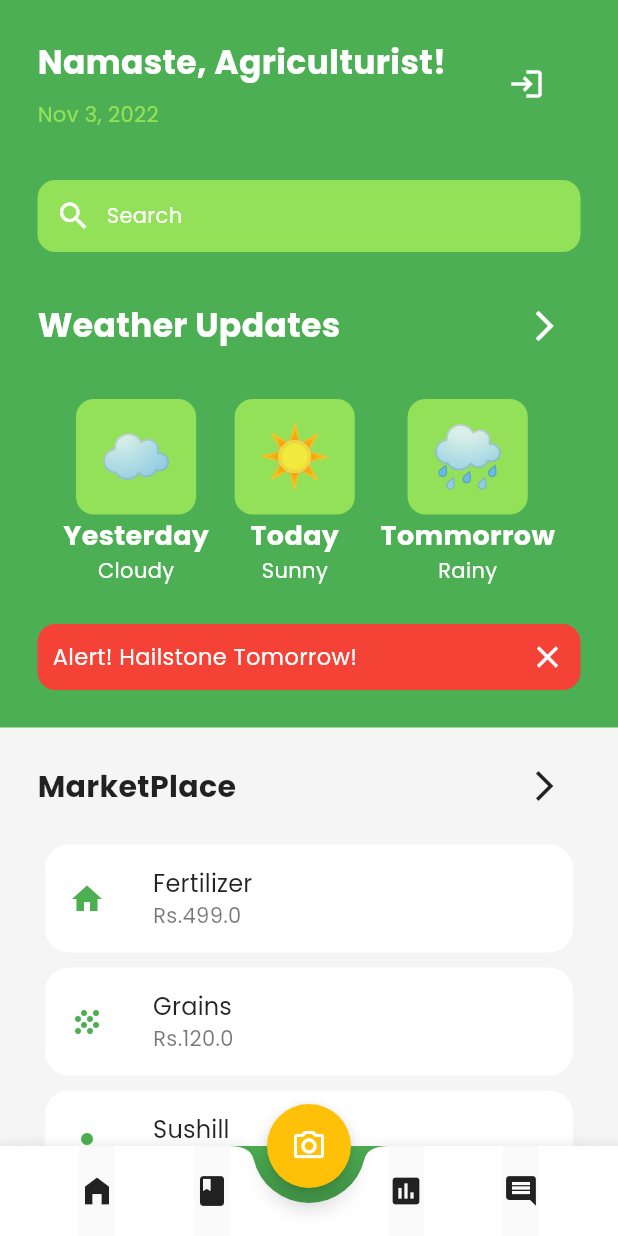
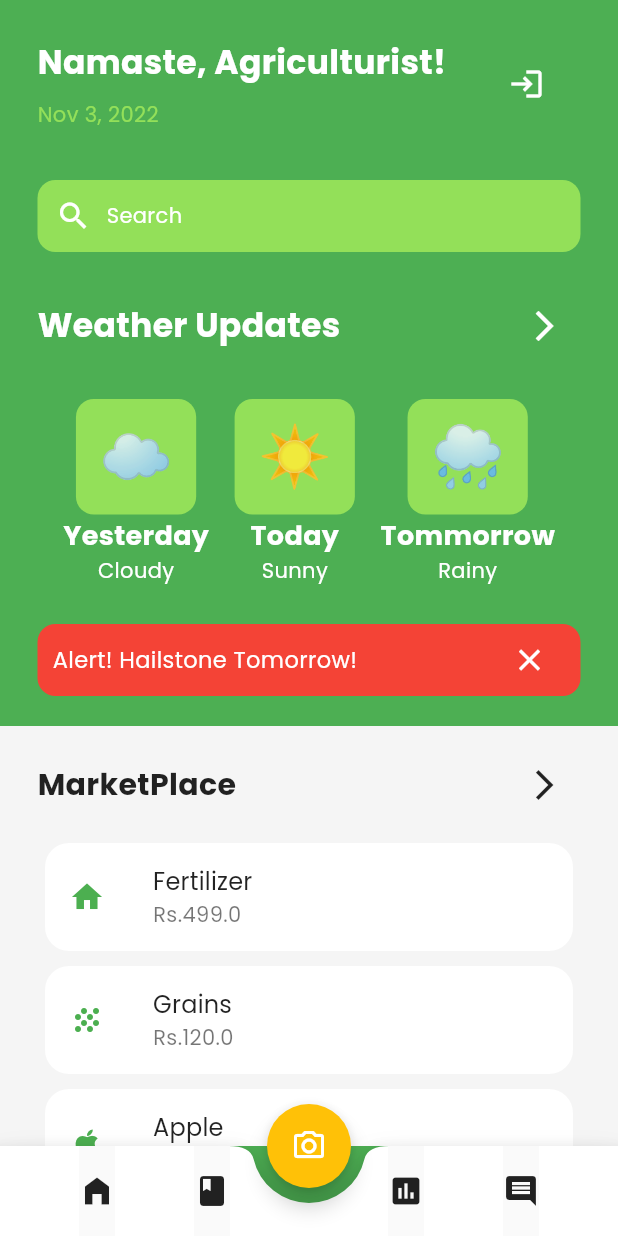
Before and after one commit to krishtimil/agrify, a Flutter app: the screen it shows after launch, on a phone screen of 412 x 824 dp. Run offline on Flutter 3.47's test engine with Material 2 defaults, Android fonts, the phone set to English and light mode, and no system bars; our stand-ins replace animated_text_kit, cloud_firestore, firebase_auth, firebase_core, firebase_storage, google_fonts and 1 more; missing offline and left inert: beautiful_ui_components, bulleted_list, flutter_glow; accounts and stored records are empty.

Commit message:
Added State to Home

```diff
--- a/agrify/lib/ui/screens/home.dart
+++ b/agrify/lib/ui/screens/home.dart
@@ -177,13 +177,20 @@ class _MyHomeState extends State<MyHome> {
   }
 }
 
-class HomePage extends StatelessWidget {
+class HomePage extends StatefulWidget {
   final bool isLoggedIn;
 
   const HomePage({
     Key? key,
     required this.isLoggedIn,
   }) : super(key: key);
+
+  @override
+  State<HomePage> createState() => _HomePageState();
+}
+
+class _HomePageState extends State<HomePage> {
+  bool isClosed = false;
 
   @override
   Widget build(BuildContext context) {
@@ -202,7 +209,7 @@ class HomePage extends StatelessWidget {
                   crossAxisAlignment: CrossAxisAlignment.start,
                   children: [
                     Text(
-                      'Namaste, ${isLoggedIn ? "Nishant" : "Agriculturist!"}',
+                      'Namaste, ${widget.isLoggedIn ? "Nishant" : "Agriculturist!"}',
                       style: TextStyle(
                         color: Colors.white,
                         fontSize: 22,
@@ -227,7 +234,7 @@ class HomePage extends StatelessWidget {
                     borderRadius: BorderRadius.circular(12),
                   ),
                   padding: EdgeInsets.all(12),
-                  child: isLoggedIn
+                  child: widget.isLoggedIn
                       ? GestureDetector(
                           child: CircleAvatar(),
                           onTap: () async {
@@ -292,7 +299,7 @@ class HomePage extends StatelessWidget {
                 ),
                 IconButton(
                   onPressed: () {},
-                  icon: Icon(
+                  icon: const Icon(
                     Icons.arrow_forward_ios,
                     color: Colors.white,
                   ),
@@ -300,9 +307,7 @@ class HomePage extends StatelessWidget {
               ],
             ),
 
-            SizedBox(
-              height: 25,
-            ),
+            spacer(height: 25),
 
             Row(
               mainAxisAlignment: MainAxisAlignment.spaceEvenly,
@@ -369,10 +374,13 @@ class HomePage extends StatelessWidget {
           ],
         ),
       ),
+      spacer(height: 25),
 
-      Container(
-        margin: EdgeInsets.all(25),
-        padding: EdgeInsets.all(10),
+      isClosed
+          ? SizedBox()
+          : Container(
+              margin: EdgeInsets.symmetric(horizontal: 25.0),
+              padding: EdgeInsets.symmetric(horizontal: 10),
               decoration: BoxDecoration(
                 borderRadius: BorderRadius.circular(12),
                 color: Colors.red,
@@ -387,16 +395,23 @@ class HomePage extends StatelessWidget {
                       fontSize: 15,
                     ),
                   ),
-            Icon(
+                  IconButton(
+                    icon: const Icon(
                       Icons.close,
                       color: Colors.white,
+                    ),
+                    onPressed: () {
+                      setState(() {
+                        isClosed = true;
+                      });
+                    },
                   ),
                 ],
               ),
               width: double.infinity,
             ),
       // weather
-
+      spacer(height: 20),
       Expanded(
         child: Container(
           padding: EdgeInsets.symmetric(horizontal: 25),
@@ -434,9 +449,9 @@ class HomePage extends StatelessWidget {
                     icon: Icons.grain,
                   ),
                   MarketTile(
-                    text: 'Sushill',
-                    price: 1,
-                    icon: Icons.person,
+                    text: 'Apple',
+                    price: 100,
+                    icon: Icons.apple,
                   ),
                 ],
               ),
--- a/agrify/lib/ui/screens/infobook/infomation_page.dart
+++ b/agrify/lib/ui/screens/infobook/infomation_page.dart
@@ -130,6 +130,8 @@ class Tile extends StatelessWidget {
           ),
           BulletedList(
             listItems: procedure,
+            listOrder: ListOrder.ordered,
+            bulletType: BulletType.numbered,
           ),
         ],
       ),
```
Lines whose indentation alone changed are shown as unchanged.
